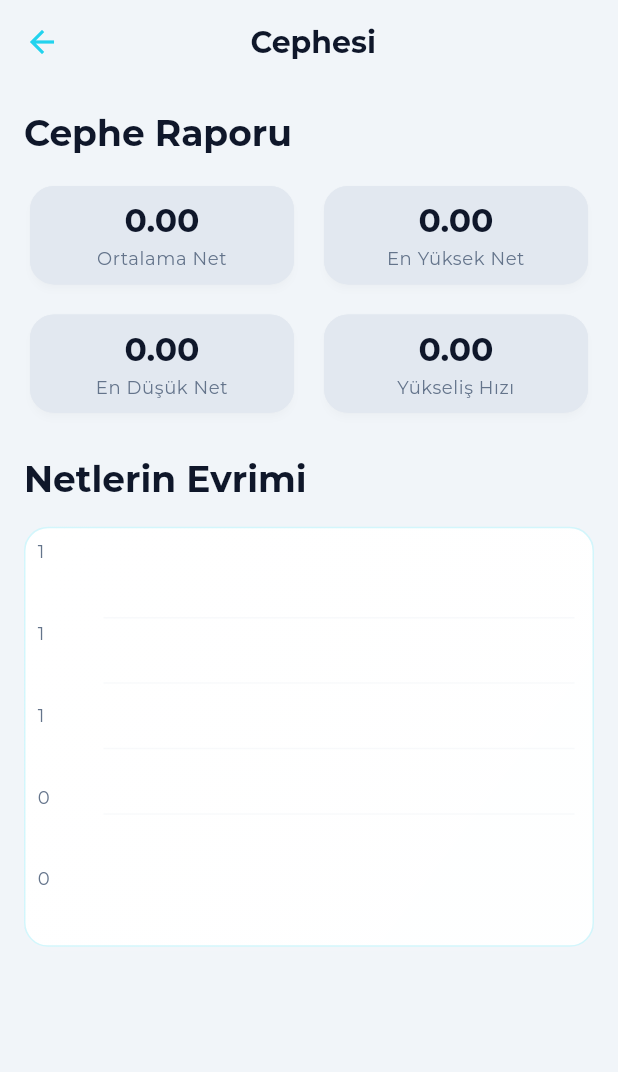
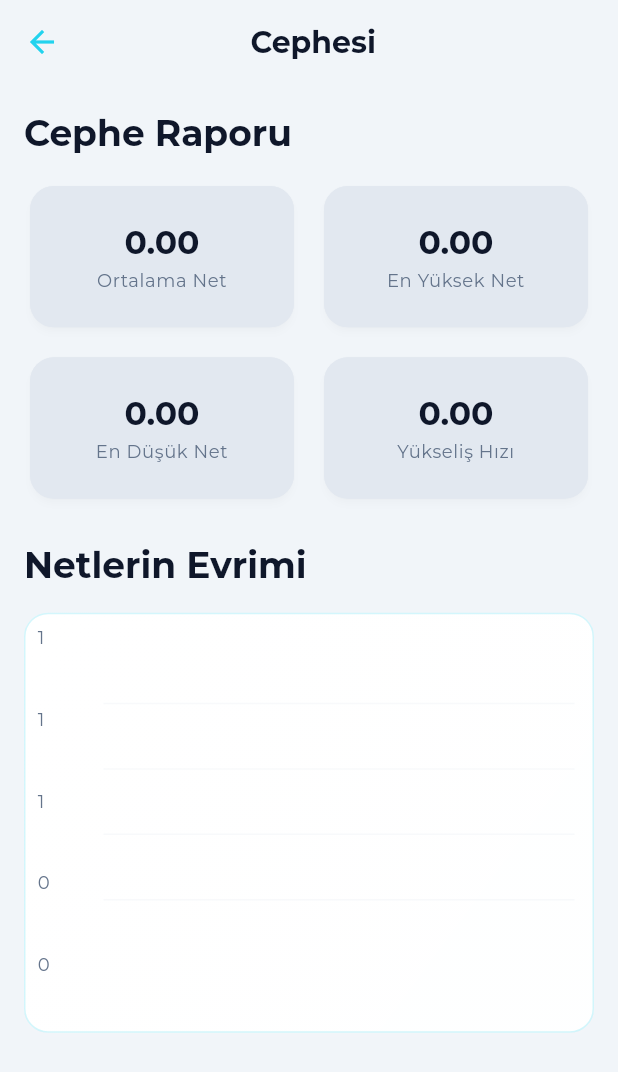
Before and after one commit to bakituncher/bilgee, a Flutter app: the SubjectStatsScreen screen opened directly with empty values, on a phone screen of 412 x 824 dp. Shown: the top 1072 px of the screen. Run offline on Flutter 3.47's test engine with Material 3 defaults, Android fonts, the phone set to English and light mode, and no system bars; drawn by our look-alikes of fl_chart; our stand-ins replace cached_network_image, cloud_firestore, cloud_functions, confetti, equatable, file_picker and 22 more; missing offline and left inert: firebase_app_check, flutter_math_fork, markdown, purchases_flutter; accounts and stored records are empty; generated files the repository leaves out were written again; network calls fail.

Commit message:
Kullanıcı arayüzü iyileştirmeleri; renk opaklıkları güncellendi, doğruluk hesaplamasında boş sorular dikkate alındı ve bazı bileşenlerin boyutları ayarlandı.

```diff
--- a/lib/features/stats/screens/subject_stats_screen.dart
+++ b/lib/features/stats/screens/subject_stats_screen.dart
@@ -32,7 +32,7 @@ class SubjectStatsScreen extends StatelessWidget {
             physics: const NeverScrollableScrollPhysics(),
             mainAxisSpacing: 12,
             crossAxisSpacing: 12,
-            childAspectRatio: 2.5,
+            childAspectRatio: 1.8,
             children: [
               _StatTile(label: 'Ortalama Net', value: analysis.averageNet.toStringAsFixed(2)),
               _StatTile(label: 'En Yüksek Net', value: analysis.bestNet.toStringAsFixed(2)),
@@ -70,19 +70,19 @@ class SubjectStatsScreen extends StatelessWidget {
         gradient: LinearGradient(
           colors: [
             Theme.of(context).cardColor,
-            Theme.of(context).cardColor.withOpacity(0.95),
+            Theme.of(context).cardColor.withValues(alpha: 0.95),
           ],
           begin: Alignment.topLeft,
           end: Alignment.bottomRight,
         ),
         borderRadius: BorderRadius.circular(16),
         border: Border.all(
-          color: Theme.of(context).colorScheme.primary.withOpacity(0.2),
+          color: Theme.of(context).colorScheme.primary.withValues(alpha: 0.2),
           width: 1,
         ),
         boxShadow: [
           BoxShadow(
-            color: Theme.of(context).colorScheme.surface.withOpacity(0.08),
+            color: Theme.of(context).colorScheme.surface.withValues(alpha: 0.08),
             blurRadius: 8,
             offset: const Offset(0, 2),
           ),
@@ -100,7 +100,7 @@ class SubjectStatsScreen extends StatelessWidget {
                 show: true,
                 drawVerticalLine: false,
                 getDrawingHorizontalLine: (value) => FlLine(
-                  color: Theme.of(context).colorScheme.surfaceContainerHighest.withOpacity(0.25),
+                  color: Theme.of(context).colorScheme.surfaceContainerHighest.withValues(alpha: 0.25),
                   strokeWidth: 1,
                 ),
               ),
@@ -174,7 +174,7 @@ class SubjectStatsScreen extends StatelessWidget {
                   fitInsideVertically: true,
                   tooltipRoundedRadius: 12,
                   tooltipPadding: const EdgeInsets.symmetric(horizontal: 12, vertical: 10),
-                  getTooltipColor: (spot) => Theme.of(context).colorScheme.surface.withOpacity(0.96),
+                  getTooltipColor: (spot) => Theme.of(context).colorScheme.surface.withValues(alpha: 0.96),
                   getTooltipItems: (spots) => spots.map((spot) {
                     final test = analysis.subjectTests[spot.spotIndex];
                     final scores = test.scores[subjectName]!;
@@ -204,7 +204,7 @@ class SubjectStatsScreen extends StatelessWidget {
                   gradient: LinearGradient(
                     colors: [
                       Colors.green,
-                      Theme.of(context).colorScheme.primary.withOpacity(0.95),
+                      Theme.of(context).colorScheme.primary.withValues(alpha: 0.95),
                     ],
                   ),
                   barWidth: testCount > 50 ? 2.5 : 3,
@@ -224,8 +224,8 @@ class SubjectStatsScreen extends StatelessWidget {
                     show: true,
                     gradient: LinearGradient(
                       colors: [
-                        Theme.of(context).colorScheme.primary.withOpacity(0.20),
-                        Theme.of(context).colorScheme.primary.withOpacity(0.04),
+                        Theme.of(context).colorScheme.primary.withValues(alpha: 0.20),
+                        Theme.of(context).colorScheme.primary.withValues(alpha: 0.04),
                       ],
                       begin: Alignment.topCenter,
                       end: Alignment.bottomCenter,
```
Also changed, not shown: lib/features/home/screens/library_screen.dart (+25 -22 lines).
